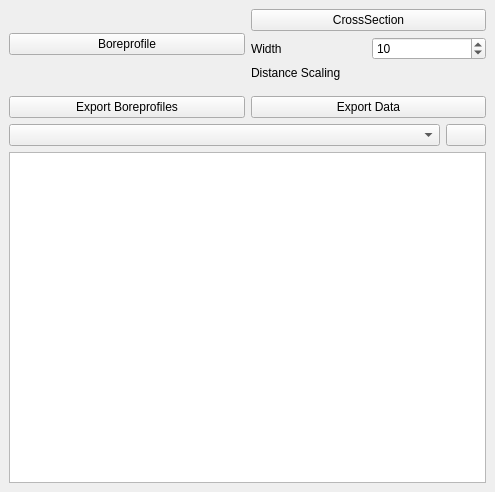
The window that terraindex_dockwidget_base.ui (KRS-dev/TerraIndex-Plugin) describes before a commit, drawn with Qt 5.
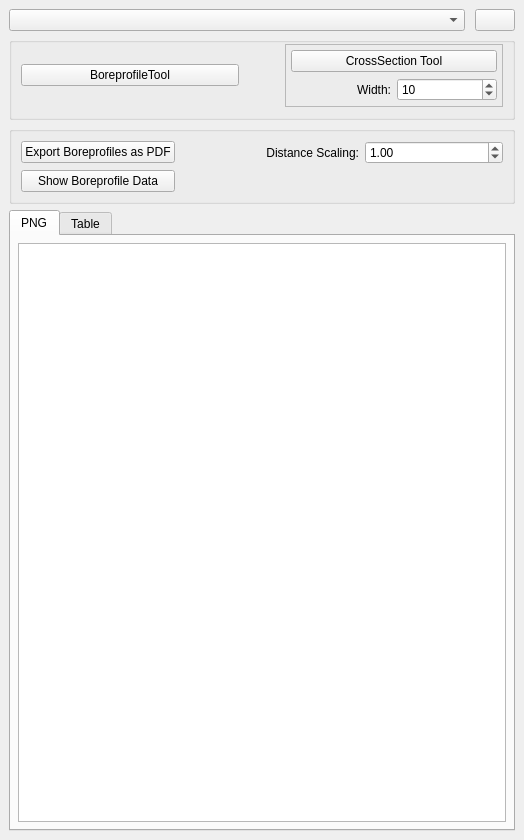
The same window after the commit. The open tabs and pages were chosen to show the change. Icons and pictures are not drawn. Custom widgets are drawn as their Qt base class.

Commit message: crossection table done

What changed in the file:
```diff
--- a/terraindex_dockwidget_base.ui
+++ b/terraindex_dockwidget_base.ui
@@ -6,8 +6,8 @@
    <rect>
     <x>0</x>
     <y>0</y>
-    <width>495</width>
-    <height>492</height>
+    <width>524</width>
+    <height>840</height>
    </rect>
   </property>
   <property name="windowTitle">
@@ -15,14 +15,154 @@
   </property>
   <widget class="QWidget" name="dockWidgetContents">
    <layout class="QGridLayout" name="gridLayout">
-    <item row="17" column="0" colspan="2">
+    <item row="5" column="0">
+     <widget class="QTabWidget" name="tabWidget">
+      <property name="layoutDirection">
+       <enum>Qt::LeftToRight</enum>
+      </property>
+      <property name="autoFillBackground">
+       <bool>false</bool>
+      </property>
+      <property name="tabShape">
+       <enum>QTabWidget::Rounded</enum>
+      </property>
+      <property name="currentIndex">
+       <number>1</number>
+      </property>
+      <property name="documentMode">
+       <bool>false</bool>
+      </property>
+      <property name="tabBarAutoHide">
+       <bool>false</bool>
+      </property>
+      <widget class="QWidget" name="tab_graphicsView">
+       <property name="sizePolicy">
+        <sizepolicy hsizetype="Expanding" vsizetype="Expanding">
+         <horstretch>0</horstretch>
+         <verstretch>0</verstretch>
+        </sizepolicy>
+       </property>
+       <property name="autoFillBackground">
+        <bool>false</bool>
+       </property>
+       <attribute name="title">
+        <string>PNG</string>
+       </attribute>
+       <layout class="QVBoxLayout" name="verticalLayout_2">
+        <property name="spacing">
+         <number>0</number>
+        </property>
+        <property name="leftMargin">
+         <number>7</number>
+        </property>
+        <property name="topMargin">
+         <number>7</number>
+        </property>
+        <property name="rightMargin">
+         <number>7</number>
+        </property>
+        <property name="bottomMargin">
+         <number>7</number>
+        </property>
+        <item>
      <widget class="QGraphicsView" name="graphicsView">
+          <property name="sizePolicy">
+           <sizepolicy hsizetype="MinimumExpanding" vsizetype="MinimumExpanding">
+            <horstretch>0</horstretch>
+            <verstretch>0</verstretch>
+           </sizepolicy>
+          </property>
+          <property name="minimumSize">
+           <size>
+            <width>200</width>
+            <height>300</height>
+           </size>
+          </property>
+          <property name="baseSize">
+           <size>
+            <width>200</width>
+            <height>300</height>
+           </size>
+          </property>
       <property name="interactive">
        <bool>true</bool>
       </property>
      </widget>
     </item>
-    <item row="15" column="1">
+       </layout>
+      </widget>
+      <widget class="QWidget" name="tab_table">
+       <property name="enabled">
+        <bool>true</bool>
+       </property>
+       <attribute name="title">
+        <string>Table</string>
+       </attribute>
+       <layout class="QVBoxLayout" name="verticalLayout_3">
+        <item>
+         <widget class="QTableView" name="tableView">
+          <property name="enabled">
+           <bool>true</bool>
+          </property>
+          <property name="sizeIncrement">
+           <size>
+            <width>10</width>
+            <height>10</height>
+           </size>
+          </property>
+          <property name="alternatingRowColors">
+           <bool>true</bool>
+          </property>
+          <property name="selectionMode">
+           <enum>QAbstractItemView::ExtendedSelection</enum>
+          </property>
+          <property name="selectionBehavior">
+           <enum>QAbstractItemView::SelectItems</enum>
+          </property>
+          <property name="sortingEnabled">
+           <bool>false</bool>
+          </property>
+         </widget>
+        </item>
+        <item>
+         <widget class="QPushButton" name="PB_downloaddata">
+          <property name="text">
+           <string>Download .csv</string>
+          </property>
+         </widget>
+        </item>
+       </layout>
+      </widget>
+     </widget>
+    </item>
+    <item row="0" column="0">
+     <layout class="QHBoxLayout" name="horizontalLayout_3">
+      <property name="spacing">
+       <number>10</number>
+      </property>
+      <item>
+       <widget class="QComboBox" name="CB_layout">
+        <property name="toolTip">
+         <string>Layout Templates</string>
+        </property>
+        <property name="whatsThis">
+         <string>Layout Templates</string>
+        </property>
+        <property name="accessibleName">
+         <string>Template</string>
+        </property>
+        <property name="editable">
+         <bool>false</bool>
+        </property>
+        <property name="currentText">
+         <string/>
+        </property>
+        <property name="frame">
+         <bool>true</bool>
+        </property>
+       </widget>
+      </item>
+      <item>
      <widget class="QPushButton" name="PB_updateLayouts">
       <property name="sizePolicy">
        <sizepolicy hsizetype="Maximum" vsizetype="Fixed">
@@ -45,10 +185,13 @@
       </property>
      </widget>
     </item>
-    <item row="0" column="0" colspan="2">
+     </layout>
+    </item>
+    <item row="1" column="0">
+     <widget class="QGroupBox" name="">
      <layout class="QHBoxLayout" name="horizontalLayout_2">
       <property name="topMargin">
-       <number>0</number>
+        <number>1</number>
       </property>
       <property name="bottomMargin">
        <number>10</number>
@@ -56,7 +199,7 @@
       <item>
        <widget class="QPushButton" name="PB_boreprofile">
         <property name="text">
-         <string>Boreprofile</string>
+          <string>BoreprofileTool</string>
         </property>
         <property name="icon">
          <iconset>
@@ -65,14 +208,46 @@
        </widget>
       </item>
       <item>
+        <spacer name="horizontalSpacer_2">
+         <property name="orientation">
+          <enum>Qt::Horizontal</enum>
+         </property>
+         <property name="sizeType">
+          <enum>QSizePolicy::Preferred</enum>
+         </property>
+         <property name="sizeHint" stdset="0">
+          <size>
+           <width>40</width>
+           <height>20</height>
+          </size>
+         </property>
+        </spacer>
+       </item>
+       <item>
+        <widget class="QFrame" name="crosssection">
+         <property name="frameShape">
+          <enum>QFrame::StyledPanel</enum>
+         </property>
        <layout class="QVBoxLayout" name="verticalLayout">
         <property name="sizeConstraint">
          <enum>QLayout::SetDefaultConstraint</enum>
         </property>
+          <property name="leftMargin">
+           <number>5</number>
+          </property>
+          <property name="topMargin">
+           <number>5</number>
+          </property>
+          <property name="rightMargin">
+           <number>5</number>
+          </property>
+          <property name="bottomMargin">
+           <number>5</number>
+          </property>
         <item>
          <widget class="QPushButton" name="PB_crosssection">
           <property name="text">
-           <string>CrossSection</string>
+             <string>CrossSection Tool</string>
           </property>
           <property name="default">
            <bool>false</bool>
@@ -86,8 +261,17 @@
           </property>
           <item row="0" column="0">
            <widget class="QLabel" name="label">
+              <property name="frameShape">
+               <enum>QFrame::NoFrame</enum>
+              </property>
+              <property name="frameShadow">
+               <enum>QFrame::Plain</enum>
+              </property>
             <property name="text">
-             <string>Width</string>
+               <string>Width:</string>
+              </property>
+              <property name="alignment">
+               <set>Qt::AlignRight|Qt::AlignTrailing|Qt::AlignVCenter</set>
             </property>
            </widget>
           </item>
@@ -116,72 +300,83 @@
             </property>
            </widget>
           </item>
-          <item row="1" column="1">
-           <widget class="QgsScaleWidget" name="SW_crossSection">
-            <property name="showCurrentScaleButton">
-             <bool>true</bool>
-            </property>
-            <property name="scale">
-             <bool>true</bool>
-            </property>
-            <property name="minScale">
-             <bool>false</bool>
-            </property>
-           </widget>
-          </item>
-          <item row="1" column="0">
+           </layout>
+          </item>
+         </layout>
+        </widget>
+       </item>
+      </layout>
+     </widget>
+    </item>
+    <item row="2" column="0">
+     <widget class="QGroupBox" name="PDFgroupBox">
+      <layout class="QGridLayout" name="gridLayout_3">
+       <item row="0" column="2">
+        <spacer name="horizontalSpacer">
+         <property name="orientation">
+          <enum>Qt::Horizontal</enum>
+         </property>
+         <property name="sizeType">
+          <enum>QSizePolicy::Preferred</enum>
+         </property>
+         <property name="sizeHint" stdset="0">
+          <size>
+           <width>40</width>
+           <height>20</height>
+          </size>
+         </property>
+        </spacer>
+       </item>
+       <item row="0" column="3">
            <widget class="QLabel" name="label_2">
             <property name="text">
-             <string>Distance Scaling</string>
+          <string>Distance Scaling:</string>
+         </property>
+         <property name="alignment">
+          <set>Qt::AlignRight|Qt::AlignTrailing|Qt::AlignVCenter</set>
+         </property>
+         <property name="buddy">
+          <cstring>PDFgroupBox</cstring>
             </property>
            </widget>
           </item>
-         </layout>
-        </item>
-       </layout>
-      </item>
-     </layout>
-    </item>
-    <item row="10" column="0" colspan="2">
-     <layout class="QHBoxLayout" name="horizontalLayout">
-      <item>
+       <item row="0" column="0">
        <widget class="QPushButton" name="PB_downloadpdf">
         <property name="text">
-         <string>Export Boreprofiles</string>
+          <string>Export Boreprofiles as PDF</string>
         </property>
        </widget>
       </item>
-      <item>
-       <widget class="QPushButton" name="PB_downloaddata">
+       <item row="1" column="0">
+        <widget class="QPushButton" name="PB_showdata">
         <property name="text">
-         <string>Export Data</string>
+          <string>Show Boreprofile Data</string>
+         </property>
+        </widget>
+       </item>
+       <item row="0" column="4">
+        <widget class="QDoubleSpinBox" name="SP_scale">
+         <property name="minimum">
+          <double>0.050000000000000</double>
+         </property>
+         <property name="maximum">
+          <double>100.000000000000000</double>
+         </property>
+         <property name="singleStep">
+          <double>0.050000000000000</double>
+         </property>
+         <property name="value">
+          <double>1.000000000000000</double>
         </property>
        </widget>
       </item>
      </layout>
-    </item>
-    <item row="15" column="0">
-     <widget class="QComboBox" name="CB_layout">
-      <property name="toolTip">
-       <string>Layout Templates</string>
-      </property>
-      <property name="whatsThis">
-       <string>Layout Templates</string>
-      </property>
-      <property name="currentText">
-       <string/>
-      </property>
      </widget>
     </item>
    </layout>
   </widget>
  </widget>
  <customwidgets>
-  <customwidget>
-   <class>QgsScaleWidget</class>
-   <extends>QWidget</extends>
-   <header>qgsscalewidget.h</header>
-  </customwidget>
   <customwidget>
    <class>QgsSpinBox</class>
    <extends>QSpinBox</extends>
```
Left out of the diff: 2 changed lines with no effect on the pictures. Lines whose indentation alone changed are shown as unchanged. The commit also changes 3 other files.
